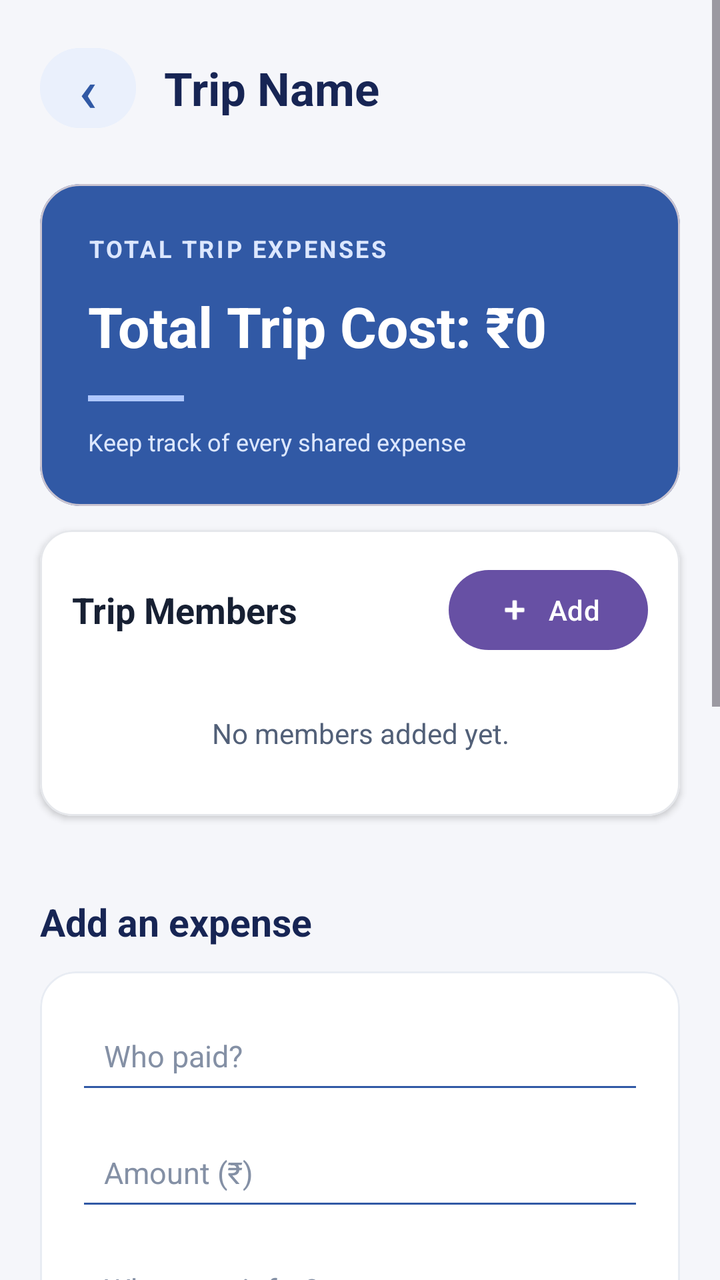
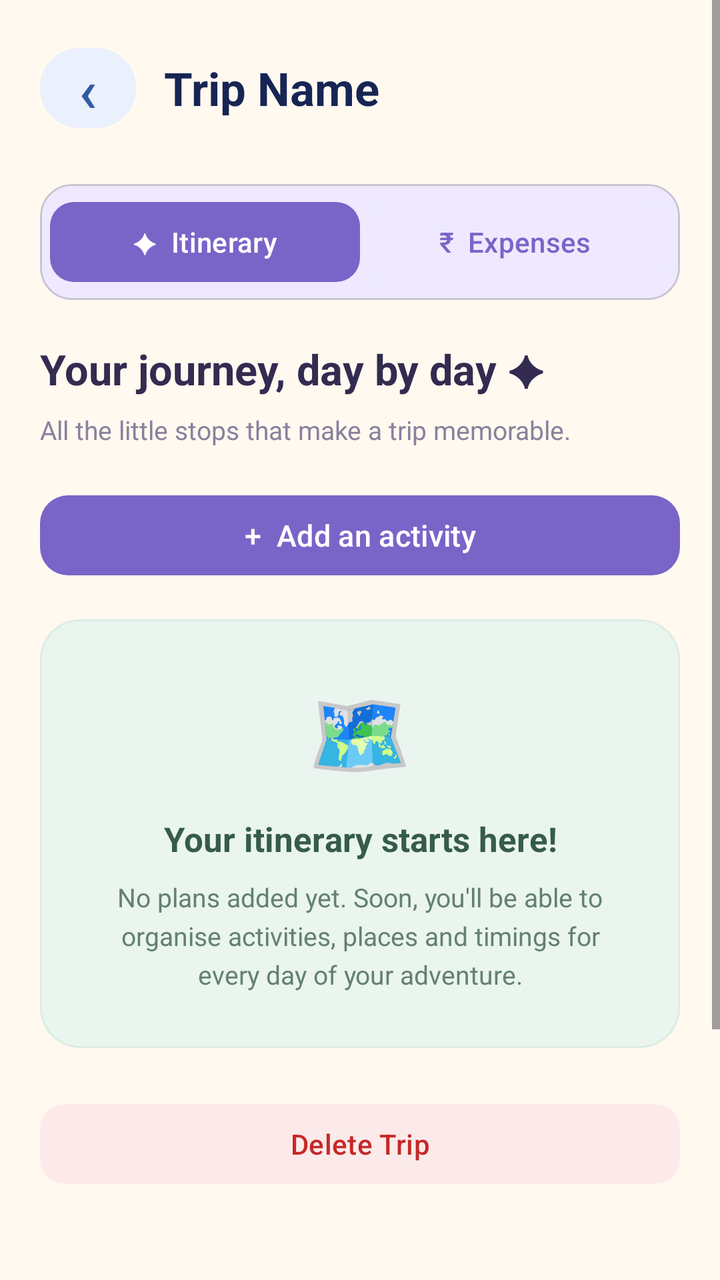

An Android layout rendered at two revisions. The XML below is the earlier revision; the diff shows what the commit changed to produce the second picture.
<!-- AndroidManifest.xml: application theme Theme.SplitTrip -->
<!-- res/layout/activity_main.xml -->
<?xml version="1.0" encoding="utf-8"?>
<ScrollView
    xmlns:android="http://schemas.android.com/apk/res/android"
    xmlns:app="http://schemas.android.com/apk/res-auto"
    android:layout_width="match_parent"
    android:layout_height="match_parent"
    android:background="#F5F6FA"
    android:fillViewport="true">

    <LinearLayout
        android:layout_width="match_parent"
        android:layout_height="wrap_content"
        android:orientation="vertical"
        android:padding="20dp"
        android:clipToPadding="false">

        
        <LinearLayout
            android:layout_width="match_parent"
            android:layout_height="wrap_content"
            android:gravity="center_vertical"
            android:orientation="horizontal"
            android:layout_marginBottom="24dp">

            <Button
                android:id="@+id/backButton"
                android:layout_width="48dp"
                android:layout_height="48dp"
                android:minWidth="0dp"
                android:minHeight="0dp"
                android:text="‹"
                android:textSize="30sp"
                android:textColor="#3159A5"
                android:backgroundTint="#EAF0FC"
                android:padding="0dp" />

            <TextView
                android:id="@+id/tripTitleText"
                android:layout_width="0dp"
                android:layout_height="wrap_content"
                android:layout_weight="1"
                android:layout_marginStart="14dp"
                android:text="Trip Name"
                android:textSize="23sp"
                android:textStyle="bold"
                android:textColor="#172554"
                android:maxLines="1"
                android:ellipsize="end" />

        </LinearLayout>


        
        <com.google.android.material.card.MaterialCardView
            android:layout_width="match_parent"
            android:layout_height="wrap_content"
            app:cardCornerRadius="20dp"
            app:cardElevation="0dp"
            app:cardBackgroundColor="#3159A5">

            <LinearLayout
                android:layout_width="match_parent"
                android:layout_height="wrap_content"
                android:orientation="vertical"
                android:padding="24dp">

                <TextView
                    android:layout_width="wrap_content"
                    android:layout_height="wrap_content"
                    android:text="TOTAL TRIP EXPENSES"
                    android:textColor="#DCE7FF"
                    android:textSize="12sp"
                    android:textStyle="bold"
                    android:letterSpacing="0.10" />

                <TextView
                    android:id="@+id/totalSpentText"
                    android:layout_width="match_parent"
                    android:layout_height="wrap_content"
                    android:text="Total Trip Cost: ₹0"
                    android:textColor="#FFFFFF"
                    android:textSize="28sp"
                    android:textStyle="bold"
                    android:layout_marginTop="12dp"
                    android:maxLines="2"
                    android:ellipsize="end" />

                <View
                    android:layout_width="48dp"
                    android:layout_height="3dp"
                    android:layout_marginTop="16dp"
                    android:background="#AFC8FF" />

                <TextView
                    android:layout_width="wrap_content"
                    android:layout_height="wrap_content"
                    android:layout_marginTop="12dp"
                    android:text="Keep track of every shared expense"
                    android:textColor="#DCE7FF"
                    android:textSize="12sp" />

            </LinearLayout>

        </com.google.android.material.card.MaterialCardView>



        <com.google.android.material.card.MaterialCardView
            android:layout_width="match_parent"
            android:layout_height="wrap_content"
            android:layout_marginTop="12dp"
            android:layout_marginBottom="12dp"
            app:cardCornerRadius="16dp"
            app:cardElevation="2dp"
            app:strokeColor="#E5E7EB"
            app:strokeWidth="1dp"
            app:cardBackgroundColor="#FFFFFF">

            <LinearLayout
                android:layout_width="match_parent"
                android:layout_height="wrap_content"
                android:orientation="vertical"
                android:padding="16dp">

                <LinearLayout
                    android:layout_width="match_parent"
                    android:layout_height="wrap_content"
                    android:gravity="center_vertical"
                    android:orientation="horizontal">

                    <TextView
                        android:layout_width="0dp"
                        android:layout_height="wrap_content"
                        android:layout_weight="1"
                        android:text="Trip Members"
                        android:textColor="#172033"
                        android:textSize="18sp"
                        android:textStyle="bold" />

                    <com.google.android.material.button.MaterialButton
                        android:id="@+id/addMemberButton"
                        android:layout_width="wrap_content"
                        android:layout_height="wrap_content"
                        android:text="Add"
                        android:textAllCaps="false"
                        app:icon="@android:drawable/ic_input_add"
                        app:iconGravity="textStart" />

                </LinearLayout>

                <LinearLayout
                    android:id="@+id/memberListContainer"
                    android:layout_width="match_parent"
                    android:layout_height="wrap_content"
                    android:orientation="vertical"
                    android:paddingTop="12dp">

                    <TextView
                        android:id="@+id/memberEmptyText"
                        android:layout_width="match_parent"
                        android:layout_height="wrap_content"
                        android:gravity="center"
                        android:padding="16dp"
                        android:text="No members added yet."
                        android:textColor="#526078"
                        android:textSize="14sp" />

                </LinearLayout>

            </LinearLayout>

        </com.google.android.material.card.MaterialCardView>


        
        <TextView
            android:layout_width="match_parent"
            android:layout_height="wrap_content"
            android:text="Add an expense"
            android:textColor="#172554"
            android:textSize="19sp"
            android:textStyle="bold"
            android:layout_marginTop="28dp"
            android:layout_marginBottom="12dp" />

        <com.google.android.material.card.MaterialCardView
            android:layout_width="match_parent"
            android:layout_height="wrap_content"
            app:cardCornerRadius="18dp"
            app:cardElevation="0dp"
            app:strokeWidth="1dp"
            app:strokeColor="#E8ECF3"
            app:cardBackgroundColor="#FFFFFF">

            <LinearLayout
                android:layout_width="match_parent"
                android:layout_height="wrap_content"
                android:orientation="vertical"
                android:padding="18dp">

                <EditText
                    android:textColor="#172554"
                    android:textColorHint="#8490A5"
                    android:backgroundTint="#3159A5"
                    android:textSize="15sp"
                    android:id="@+id/payerInput"
                    android:layout_width="match_parent"
                    android:layout_height="wrap_content"
                    android:hint="Who paid?"
                    android:singleLine="true"
                    android:inputType="textCapWords"
                    android:padding="14dp" />

                <EditText
                    android:textColor="#172554"
                    android:textColorHint="#8490A5"
                    android:backgroundTint="#3159A5"
                    android:textSize="15sp"
                    android:id="@+id/amountInput"
                    android:layout_width="match_parent"
                    android:layout_height="wrap_content"
                    android:hint="Amount (₹)"
                    android:singleLine="true"
                    android:inputType="numberDecimal"
                    android:layout_marginTop="10dp"
                    android:padding="14dp" />

                <EditText
                    android:textColor="#172554"
                    android:textColorHint="#8490A5"
                    android:backgroundTint="#3159A5"
                    android:textSize="15sp"
                    android:id="@+id/descInput"
                    android:layout_width="match_parent"
                    android:layout_height="wrap_content"
                    android:hint="What was it for?"
                    android:singleLine="true"
                    android:inputType="textCapSentences"
                    android:layout_marginTop="10dp"
                    android:padding="14dp" />

                <com.google.android.material.button.MaterialButton
                    android:id="@+id/addExpenseButton"
                    android:layout_width="match_parent"
                    android:layout_height="wrap_content"
                    android:text="Add Expense"
                    android:textAllCaps="false"
                    android:textSize="15sp"
                    android:layout_marginTop="16dp"
                    app:cornerRadius="12dp" />

            </LinearLayout>

        </com.google.android.material.card.MaterialCardView>

        
        <TextView
            android:layout_width="match_parent"
            android:layout_height="wrap_content"
            android:text="Expense history"
            android:textColor="#172554"
            android:textSize="19sp"
            android:textStyle="bold"
            android:layout_marginTop="28dp"
            android:layout_marginBottom="12dp" />

        <com.google.android.material.card.MaterialCardView
            android:layout_width="match_parent"
            android:layout_height="wrap_content"
            app:cardCornerRadius="18dp"
            app:cardElevation="0dp"
            app:strokeWidth="1dp"
            app:strokeColor="#E8ECF3"
            app:cardBackgroundColor="#FFFFFF">

            <LinearLayout
                android:id="@+id/expenseListContainer"
                android:layout_width="match_parent"
                android:layout_height="wrap_content"
                android:orientation="vertical"
                android:padding="8dp">

                <TextView
                    android:id="@+id/expenseEmptyText"
                    android:layout_width="match_parent"
                    android:layout_height="wrap_content"
                    android:text="No expenses recorded yet."
                    android:textColor="#526078"
                    android:textSize="14sp"
                    android:gravity="center"
                    android:padding="18dp"
                    android:visibility="visible"/>

            </LinearLayout>

        </com.google.android.material.card.MaterialCardView>

        
        <com.google.android.material.button.MaterialButton
            android:id="@+id/deleteTripButton"
            android:layout_width="match_parent"
            android:layout_height="wrap_content"
            android:text="Delete Trip"
            android:textAllCaps="false"
            android:textColor="#C62828"
            android:layout_marginTop="24dp"
            android:layout_marginBottom="180dp"
            app:backgroundTint="#FCEAEA"
            app:cornerRadius="12dp" />

    </LinearLayout>

</ScrollView>
<!-- resources referenced by this layout -->
<resources>
  <style name="Theme.SplitTrip" parent="Base.Theme.SplitTrip" />
  <style name="Base.Theme.SplitTrip" parent="Theme.Material3.DayNight.NoActionBar">
          
          
      </style>
</resources>

<!-- the commit's change to res/layout/activity_main.xml (unified diff, before → after) -->
@@ -4,7 +4,7 @@
     xmlns:app="http://schemas.android.com/apk/res-auto"
     android:layout_width="match_parent"
     android:layout_height="match_parent"
-    android:background="#F5F6FA"
+    android:background="#FFF9F0"
     android:fillViewport="true">
 
     <LinearLayout
@@ -54,6 +54,153 @@
         <com.google.android.material.card.MaterialCardView
             android:layout_width="match_parent"
             android:layout_height="wrap_content"
+            android:layout_marginBottom="20dp"
+            app:cardCornerRadius="16dp"
+            app:cardElevation="0dp"
+            app:cardBackgroundColor="#EEE9FF">
+
+            <LinearLayout
+                android:layout_width="match_parent"
+                android:layout_height="wrap_content"
+                android:orientation="horizontal"
+                android:padding="5dp">
+
+                <com.google.android.material.button.MaterialButton
+                    android:id="@+id/itineraryTabButton"
+                    android:layout_width="0dp"
+                    android:layout_height="48dp"
+                    android:layout_weight="1"
+                    android:text="✦  Itinerary"
+                    android:textAllCaps="false"
+                    android:textColor="#FFFFFF"
+                    android:textSize="14sp"
+                    app:cornerRadius="12dp"
+                    app:backgroundTint="#7965C8"
+                    app:elevation="0dp" />
+
+                <com.google.android.material.button.MaterialButton
+                    android:id="@+id/expensesTabButton"
+                    android:layout_width="0dp"
+                    android:layout_height="48dp"
+                    android:layout_weight="1"
+                    android:text="₹  Expenses"
+                    android:textAllCaps="false"
+                    android:textColor="#7965C8"
+                    android:textSize="14sp"
+                    app:cornerRadius="12dp"
+                    app:backgroundTint="#EEE9FF"
+                    app:elevation="0dp" />
+
+            </LinearLayout>
+
+        </com.google.android.material.card.MaterialCardView>
+
+
+    
+    <LinearLayout
+        android:id="@+id/itinerarySection"
+        android:layout_width="match_parent"
+        android:layout_height="wrap_content"
+        android:orientation="vertical"
+        android:visibility="visible">
+
+        <TextView
+            android:layout_width="match_parent"
+            android:layout_height="wrap_content"
+            android:text="Your journey, day by day ✦"
+            android:textColor="#332B50"
+            android:textSize="21sp"
+            android:textStyle="bold"
+            android:layout_marginBottom="7dp" />
+
+        <TextView
+            android:layout_width="match_parent"
+            android:layout_height="wrap_content"
+            android:text="All the little stops that make a trip memorable."
+            android:textColor="#89819D"
+            android:textSize="13sp"
+            android:layout_marginBottom="20dp" />
+
+        <com.google.android.material.button.MaterialButton
+            android:id="@+id/addActivityButton"
+            android:layout_width="match_parent"
+            android:layout_height="wrap_content"
+            android:text="+  Add an activity"
+            android:textAllCaps="false"
+            android:textSize="15sp"
+            android:textColor="#FFFFFF"
+            android:layout_marginBottom="18dp"
+            app:backgroundTint="#7965C8"
+            app:cornerRadius="14dp"
+            app:elevation="0dp" />
+
+        <com.google.android.material.card.MaterialCardView
+            android:id="@+id/itineraryEmptyCard"
+            android:layout_width="match_parent"
+            android:layout_height="wrap_content"
+            app:cardCornerRadius="20dp"
+            app:cardElevation="0dp"
+            app:strokeWidth="1dp"
+            app:strokeColor="#DDECE4"
+            app:cardBackgroundColor="#EAF5EF">
+
+            <LinearLayout
+                android:layout_width="match_parent"
+                android:layout_height="wrap_content"
+                android:orientation="vertical"
+                android:gravity="center"
+                android:padding="28dp">
+
+                <TextView
+                    android:layout_width="wrap_content"
+                    android:layout_height="wrap_content"
+                    android:text="🗺️"
+                    android:textSize="42sp" />
+
+                <TextView
+                    android:layout_width="match_parent"
+                    android:layout_height="wrap_content"
+                    android:text="Your itinerary starts here!"
+                    android:textColor="#365C49"
+                    android:textSize="17sp"
+                    android:textStyle="bold"
+                    android:gravity="center"
+                    android:layout_marginTop="14dp" />
+
+                <TextView
+                    android:id="@+id/itineraryEmptyText"
+                    android:layout_width="match_parent"
+                    android:layout_height="wrap_content"
+                    android:text="No plans added yet. Soon, you'll be able to organise activities, places and timings for every day of your adventure."
+                    android:textColor="#64816F"
+                    android:textSize="13sp"
+                    android:gravity="center"
+                    android:lineSpacingExtra="4dp"
+                    android:layout_marginTop="9dp" />
+
+            </LinearLayout>
+
+        </com.google.android.material.card.MaterialCardView>
+        <LinearLayout
+            android:id="@+id/itineraryListContainer"
+            android:layout_width="match_parent"
+            android:layout_height="wrap_content"
+            android:orientation="vertical" />
+    </LinearLayout>
+
+    
+    <LinearLayout
+        android:id="@+id/expensesSection"
+        android:layout_width="match_parent"
+        android:layout_height="wrap_content"
+        android:orientation="vertical"
+        android:visibility="gone">
+
+
+    
+        <com.google.android.material.card.MaterialCardView
+            android:layout_width="match_parent"
+            android:layout_height="wrap_content"
             app:cardCornerRadius="20dp"
             app:cardElevation="0dp"
             app:cardBackgroundColor="#3159A5">
@@ -295,6 +442,8 @@
 
         </com.google.android.material.card.MaterialCardView>
 
+    </LinearLayout>
+
         
         <com.google.android.material.button.MaterialButton
             android:id="@+id/deleteTripButton"
